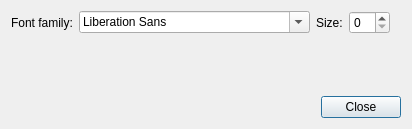
Old version of the form SettingsDialog.ui in the repository agateau/nanonote.
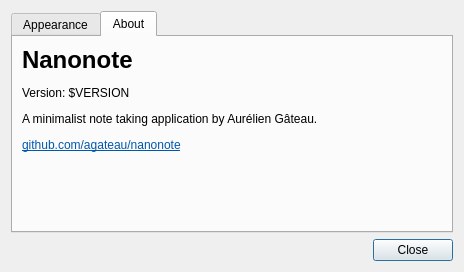
New version of the form.

Commit message: Add an About tab to the settings dialog

The edit to the form file:
```diff
--- a/SettingsDialog.ui
+++ b/SettingsDialog.ui
@@ -6,8 +6,8 @@
    <rect>
     <x>0</x>
     <y>0</y>
-    <width>412</width>
-    <height>129</height>
+    <width>464</width>
+    <height>272</height>
    </rect>
   </property>
   <property name="windowTitle">
@@ -15,6 +15,14 @@
   </property>
   <layout class="QVBoxLayout" name="verticalLayout">
    <item>
+    <widget class="QTabWidget" name="tabWidget">
+     <property name="currentIndex">
+      <number>1</number>
+     </property>
+     <widget class="QWidget" name="tab">
+      <attribute name="title">
+       <string>Appearance</string>
+      </attribute>
     <layout class="QFormLayout" name="formLayout">
      <item row="0" column="0">
       <widget class="QLabel" name="label">
@@ -54,6 +62,34 @@
       </layout>
      </item>
     </layout>
+     </widget>
+     <widget class="QWidget" name="tab_2">
+      <attribute name="title">
+       <string>About</string>
+      </attribute>
+      <layout class="QVBoxLayout" name="verticalLayout_2">
+       <item>
+        <widget class="QLabel" name="aboutLabel">
+         <property name="text">
+          <string>&lt;html&gt;&lt;head/&gt;&lt;body&gt;&lt;h1 style=&quot; margin-top:18px; margin-bottom:12px; margin-left:0px; margin-right:0px; -qt-block-indent:0; text-indent:0px;&quot;&gt;&lt;span style=&quot; font-size:xx-large; font-weight:600;&quot;&gt;Nanonote&lt;/span&gt;&lt;/h1&gt;&lt;p&gt;Version: $VERSION &lt;/p&gt;&lt;p&gt;A minimalist note taking application by Aurélien Gâteau. &lt;/p&gt;&lt;p&gt;&lt;a href=&quot;https://github.com/agateau/nanonote&quot;&gt;&lt;span style=&quot; text-decoration: underline; color:#0057ae;&quot;&gt;github.com/agateau/nanonote&lt;/span&gt;&lt;/a&gt;&lt;/p&gt;&lt;/body&gt;&lt;/html&gt;</string>
+         </property>
+         <property name="textFormat">
+          <enum>Qt::RichText</enum>
+         </property>
+         <property name="alignment">
+          <set>Qt::AlignLeading|Qt::AlignLeft|Qt::AlignTop</set>
+         </property>
+         <property name="wordWrap">
+          <bool>true</bool>
+         </property>
+         <property name="openExternalLinks">
+          <bool>true</bool>
+         </property>
+        </widget>
+       </item>
+      </layout>
+     </widget>
+    </widget>
    </item>
    <item>
     <widget class="QDialogButtonBox" name="buttonBox">
```
Lines whose indentation alone changed are shown as unchanged. The commit also changes 2 other files.
